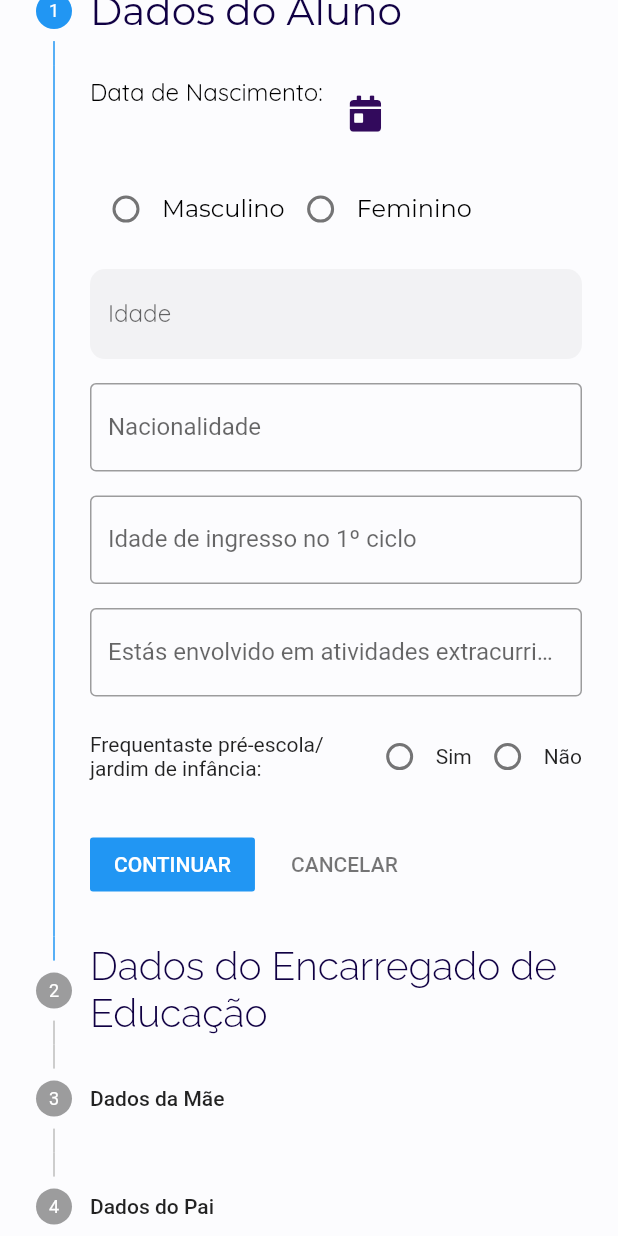
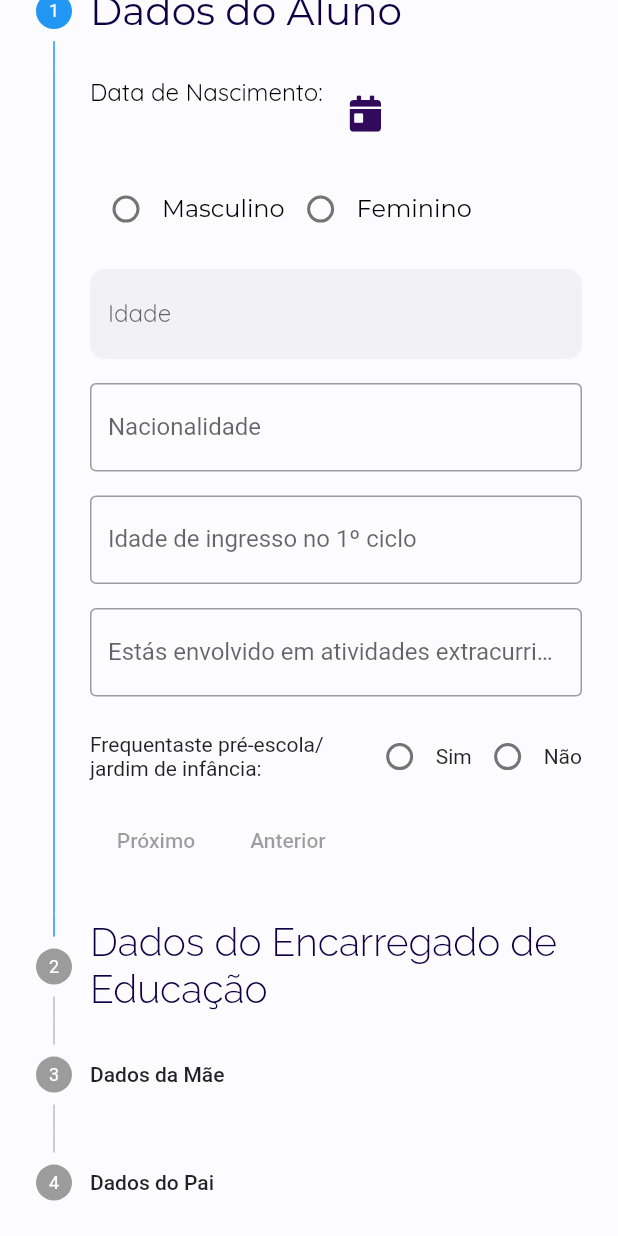
Before and after one commit to S-Andrade/guiaPequenosAventureiros, a Flutter app: the UserData screen opened directly, scrolled down 970 dp, on a phone screen of 412 x 824 dp. Run offline on Flutter 3.47's test engine with Material 2 defaults, Android fonts, the phone set to English and light mode, and no system bars; our stand-ins replace audioplayers, chewie, cloud_firestore, file_picker, firebase_analytics, firebase_auth and 10 more; missing offline and left inert: back_button_interceptor, flare_dart, light; accounts and stored records are empty.

Commit message:
stepper dos dados com botões em português e não dá para passar à frente passos

```diff
--- a/app_criancas/guia_pa_criancas/lib/screens/login/user_data_screen_tablet.dart
+++ b/app_criancas/guia_pa_criancas/lib/screens/login/user_data_screen_tablet.dart
@@ -768,7 +768,6 @@ class _UserDataState extends State<UserData> {
                       child: Text(
                         'Convidamos a preencher este questionário com o objetivo de avaliarmos a progressão do projeto e o seu impacto na vida escolar dos alunos e alunas de quarto ano.\nSe surgirem dúvidas estamos aqui para esclarecer. É muito importante que responda a todas as perguntas.',
                         textAlign: TextAlign.justify,
-
                         style: GoogleFonts.montserrat(
                             textStyle: TextStyle(
                           fontWeight: FontWeight.w300,
@@ -784,7 +783,6 @@ class _UserDataState extends State<UserData> {
                       child: Text(
                         'Convidamos a preencher este questionário com o objetivo de avaliarmos a progressão do projeto e o seu impacto na vida escolar dos alunos e alunas de quarto ano.\nSe surgirem dúvidas estamos aqui para esclarecer. É muito importante que responda a todas as perguntas.',
                         textAlign: TextAlign.justify,
-
                         style: GoogleFonts.montserrat(
                             textStyle: TextStyle(
                           fontWeight: FontWeight.w300,
@@ -797,10 +795,26 @@ class _UserDataState extends State<UserData> {
                     Container(
                       child: Stepper(
                         physics: ClampingScrollPhysics(),
+                        controlsBuilder: (BuildContext context,
+                            {VoidCallback onStepContinue,
+                            VoidCallback onStepCancel}) {
+                          return Row(
+                            children: <Widget>[
+                              FlatButton(
+                                onPressed: onStepContinue,
+                                child: const Text('Próximo'),
+                              ),
+                              FlatButton(
+                                onPressed: onStepCancel,
+                                child: const Text('Anterior'),
+                              ),
+                            ],
+                          );
+                        },
                         steps: steps,
                         currentStep: currentStep,
                         onStepContinue: next,
-                        onStepTapped: (step) => goTo(step),
+                        //onStepTapped: (step) => goTo(step),
                         onStepCancel: cancel,
                       ),
                     ),
```
